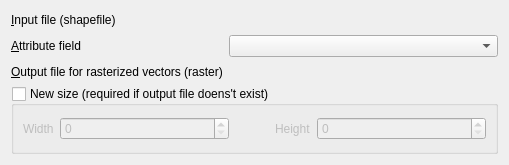
Old version of the form python/plugins/GdalTools/tools/widgetRasterize.ui in the repository qgis/QGIS.
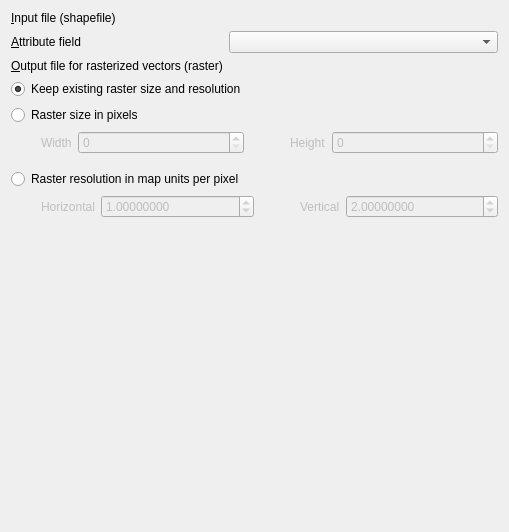
New version of the form. Custom widgets are drawn as their Qt base class.

Commit message: Added UI elements for specifying resolution in Rasterize

```diff
--- a/python/plugins/GdalTools/tools/widgetRasterize.ui
+++ b/python/plugins/GdalTools/tools/widgetRasterize.ui
@@ -7,7 +7,7 @@
     <x>0</x>
     <y>0</y>
     <width>509</width>
-    <height>165</height>
+    <height>532</height>
    </rect>
   </property>
   <property name="sizePolicy">
@@ -71,19 +71,42 @@
     </layout>
    </item>
    <item>
-    <widget class="QGroupBox" name="resizeGroupBox">
-     <property name="title">
-      <string>New size (required if output file doens't exist)</string>
+    <widget class="QRadioButton" name="radioKeepSize">
+     <property name="text">
+      <string>Keep existing raster size and resolution</string>
      </property>
-     <property name="checkable">
+     <property name="checked">
       <bool>true</bool>
      </property>
+    </widget>
+   </item>
+   <item>
+    <widget class="QRadioButton" name="radioSetSize">
+     <property name="text">
+      <string>Raster size in pixels</string>
+     </property>
      <property name="checked">
       <bool>false</bool>
      </property>
-     <layout class="QGridLayout" name="gridLayout_7">
-      <item row="0" column="0">
-       <widget class="QLabel" name="label_11">
+    </widget>
+   </item>
+   <item>
+    <widget class="QWidget" name="widgetSize" native="true">
+     <property name="enabled">
+      <bool>false</bool>
+     </property>
+     <layout class="QHBoxLayout" name="horizontalLayout">
+      <property name="leftMargin">
+       <number>30</number>
+      </property>
+      <property name="topMargin">
+       <number>0</number>
+      </property>
+      <property name="rightMargin">
+       <number>0</number>
+      </property>
+      <item>
+       <widget class="QLabel" name="labelWidth">
         <property name="sizePolicy">
          <sizepolicy hsizetype="Fixed" vsizetype="Preferred">
           <horstretch>0</horstretch>
@@ -95,15 +118,15 @@
         </property>
        </widget>
       </item>
-      <item row="0" column="1">
+      <item>
        <widget class="QSpinBox" name="widthSpin">
         <property name="maximum">
          <number>999999</number>
         </property>
        </widget>
       </item>
-      <item row="0" column="2">
-       <widget class="QLabel" name="label_12">
+      <item>
+       <widget class="QLabel" name="labelHeight">
         <property name="sizePolicy">
          <sizepolicy hsizetype="Fixed" vsizetype="Preferred">
           <horstretch>0</horstretch>
@@ -118,7 +141,7 @@
         </property>
        </widget>
       </item>
-      <item row="0" column="3">
+      <item>
        <widget class="QSpinBox" name="heightSpin">
         <property name="maximum">
          <number>999999</number>
@@ -128,6 +151,105 @@
      </layout>
     </widget>
    </item>
+   <item>
+    <widget class="QRadioButton" name="radioSetResolution">
+     <property name="text">
+      <string>Raster resolution in map units per pixel</string>
+     </property>
+    </widget>
+   </item>
+   <item>
+    <widget class="QWidget" name="widgetResolution" native="true">
+     <property name="enabled">
+      <bool>false</bool>
+     </property>
+     <layout class="QHBoxLayout" name="horizontalLayout_2">
+      <property name="leftMargin">
+       <number>30</number>
+      </property>
+      <property name="topMargin">
+       <number>0</number>
+      </property>
+      <property name="rightMargin">
+       <number>0</number>
+      </property>
+      <item>
+       <widget class="QLabel" name="labelHorizontal">
+        <property name="sizePolicy">
+         <sizepolicy hsizetype="Fixed" vsizetype="Preferred">
+          <horstretch>0</horstretch>
+          <verstretch>0</verstretch>
+         </sizepolicy>
+        </property>
+        <property name="text">
+         <string>Horizontal</string>
+        </property>
+       </widget>
+      </item>
+      <item>
+       <widget class="QDoubleSpinBox" name="horizresSpin">
+        <property name="decimals">
+         <number>8</number>
+        </property>
+        <property name="maximum">
+         <double>999999999.990000009536743</double>
+        </property>
+        <property name="value">
+         <double>1.000000000000000</double>
+        </property>
+       </widget>
+      </item>
+      <item>
+       <widget class="QLabel" name="labelVertical">
+        <property name="sizePolicy">
+         <sizepolicy hsizetype="Fixed" vsizetype="Preferred">
+          <horstretch>0</horstretch>
+          <verstretch>0</verstretch>
+         </sizepolicy>
+        </property>
+        <property name="text">
+         <string>Vertical</string>
+        </property>
+        <property name="indent">
+         <number>40</number>
+        </property>
+       </widget>
+      </item>
+      <item>
+       <widget class="QDoubleSpinBox" name="vertresSpin">
+        <property name="inputMethodHints">
+         <set>Qt::ImhNone</set>
+        </property>
+        <property name="decimals">
+         <number>8</number>
+        </property>
+        <property name="maximum">
+         <double>999999999.990000009536743</double>
+        </property>
+        <property name="singleStep">
+         <double>1.000000000000000</double>
+        </property>
+        <property name="value">
+         <double>2.000000000000000</double>
+        </property>
+       </widget>
+      </item>
+     </layout>
+    </widget>
+   </item>
+   <item>
+    <spacer name="verticalSpacer">
+     <property name="orientation">
+      <enum>Qt::Vertical</enum>
+     </property>
+     <property name="sizeHint" stdset="0">
+      <size>
+       <width>20</width>
+       <height>40</height>
+      </size>
+     </property>
+    </spacer>
+   </item>
   </layout>
  </widget>
  <customwidgets>
```
Left out of the diff: 35 changed lines with no effect on the pictures. The commit also changes 1 other file.
